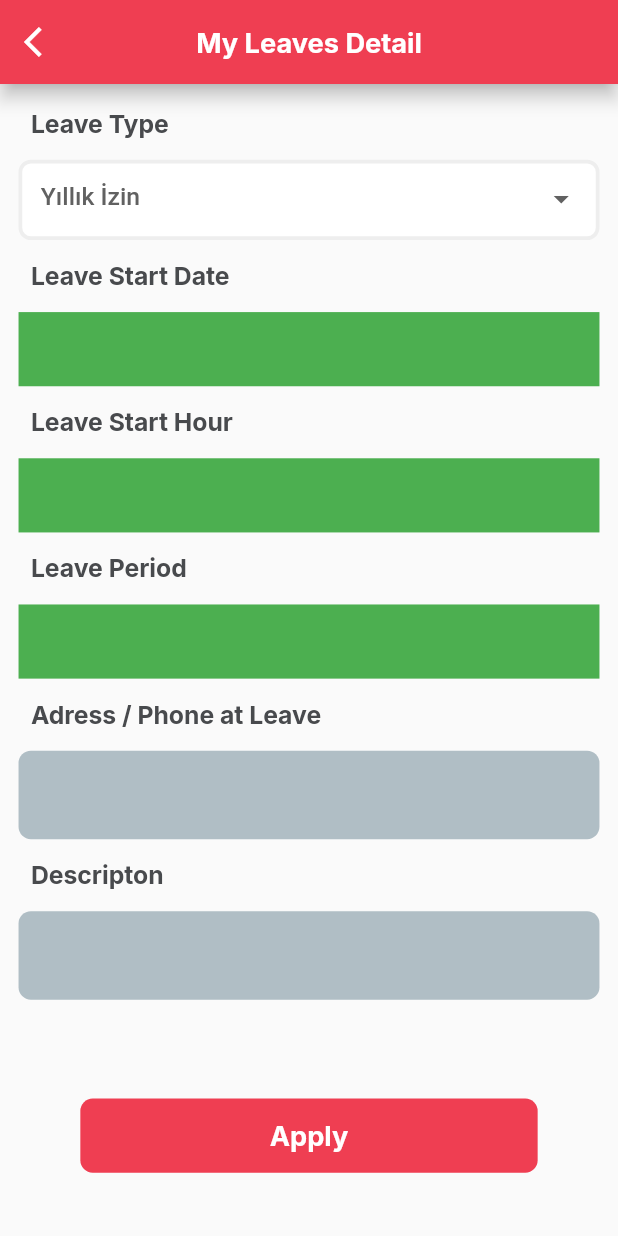
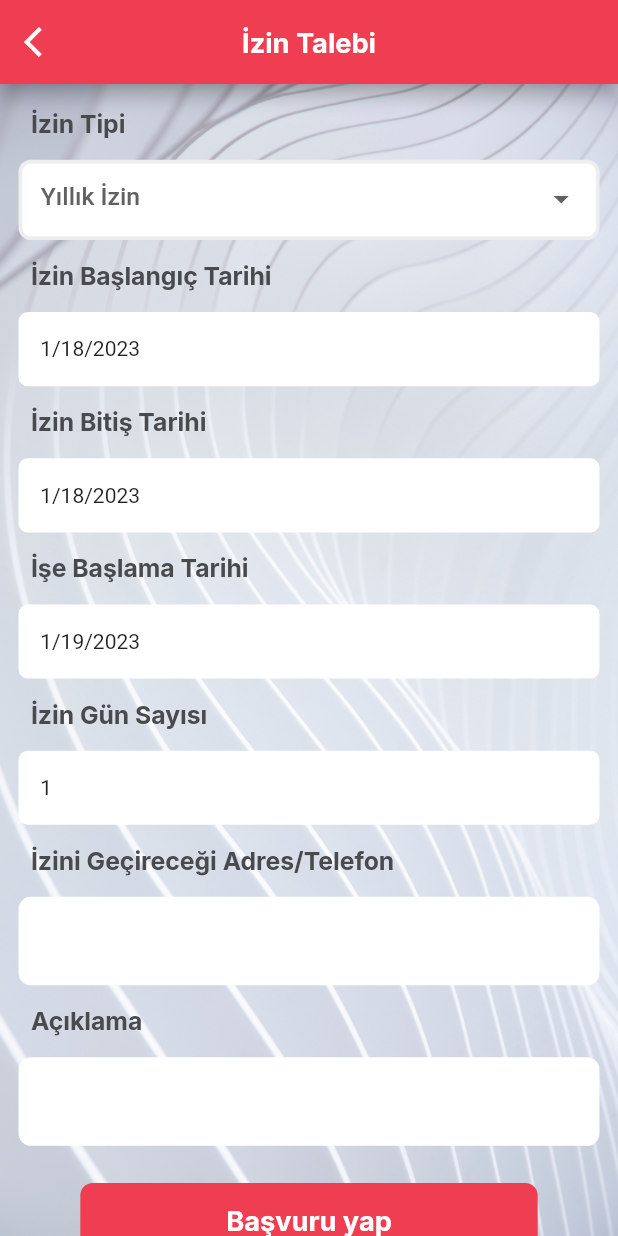
Before and after one commit to TarkanKara/Sun_IK_App, a Flutter app: the MyLeavesDetailView screen opened by its route, on a phone screen of 412 x 824 dp. Run offline on Flutter 3.47's test engine with Material 2 defaults, Android fonts, the phone set to English and light mode, and no system bars; our stand-ins replace flutter_heatmap_calendar, get, get_storage, google_fonts, responsive_sizer, share_plus; missing offline and left inert: open_file_plus, syncfusion_flutter_pdfviewer; accounts and stored records are empty; network calls fail.

Commit message:
develop || UI and leavesdetails page updated

```diff
--- a/lib/app/modules/login_page/login_controller.dart
+++ b/lib/app/modules/login_page/login_controller.dart
@@ -25,7 +25,7 @@ class LoginController extends GetxController {
   LoginModel loginModel = LoginModel();
 
   //
-  RxString dropdownvalue = "Select Company".obs;
+  RxString dropdownvalue = "Şirket Seçiniz".obs;
   RxBool isPasswordHidden = true.obs;
   RxString password = "".obs;
   RxBool switchControl = false.obs;
@@ -39,7 +39,7 @@ class LoginController extends GetxController {
   }
 
   RxList<String> company = [
-    "Select Company",
+    "Şirket Seçinizy",
     "Sun",
   ].obs;
 
@@ -87,6 +87,6 @@ class LoginController extends GetxController {
   closedTextField() {
     user.clear();
     passwordu.clear();
-    print("Login user ve password TextFiel Temizlendi");
+    print("Login user ve password TextField Temizlendi");
   }
 }
--- a/lib/app/modules/my_approve_detail_page/my_approve_detail_view.dart
+++ b/lib/app/modules/my_approve_detail_page/my_approve_detail_view.dart
@@ -23,7 +23,7 @@ class MyApproveDetailView extends GetView<MyApproveDetailController> {
           icon: const Icon(Icons.arrow_back_ios, color: Colors.white),
         ),
         title: Text(
-          'My Approve Detail',
+          'Onaylarım Detayları',
           style: GoogleFonts.inter(
               color: Colors.white,
               fontSize: 2.2.h,
@@ -85,7 +85,7 @@ class MyApproveDetailView extends GetView<MyApproveDetailController> {
                                     crossAxisAlignment:
                                         CrossAxisAlignment.start,
                                     children: [
-                                      Text("Permission Request", //tur,
+                                      Text("İzin Talebi", //tur,
                                           style: GoogleFonts.inter(
                                               color: Const.ACIKLAMATEXTCOLOR,
                                               fontSize: 1.8.h,
@@ -229,7 +229,7 @@ class MyApproveDetailView extends GetView<MyApproveDetailController> {
                                     child: SizedBox(
                                       width: 45.w,
                                       child: Text(
-                                        'Company',
+                                        'Şirket',
                                         maxLines: 2,
                                         overflow: TextOverflow.ellipsis,
                                         style: GoogleFonts.inter(
@@ -267,7 +267,7 @@ class MyApproveDetailView extends GetView<MyApproveDetailController> {
                                     child: SizedBox(
                                       width: 45.w,
                                       child: Text(
-                                        'Employee Name Last Name',
+                                        'Çalışan Soyadı',
                                         maxLines: 2,
                                         overflow: TextOverflow.ellipsis,
                                         style: GoogleFonts.inter(
@@ -355,7 +355,6 @@ class MyApproveDetailView extends GetView<MyApproveDetailController> {
                                 ),
                               ),
                               Row(
-                                //4
                                 mainAxisAlignment:
                                     MainAxisAlignment.spaceBetween,
                                 crossAxisAlignment: CrossAxisAlignment.start,
@@ -364,7 +363,7 @@ class MyApproveDetailView extends GetView<MyApproveDetailController> {
                                     child: SizedBox(
                                       width: 55.w,
                                       child: Text(
-                                        'Permission Type',
+                                        'İzin Tipi',
                                         maxLines: 2,
                                         overflow: TextOverflow.ellipsis,
                                         style: GoogleFonts.inter(
--- a/lib/app/modules/my_leaves_detail/my_leaves_detail_view.dart
+++ b/lib/app/modules/my_leaves_detail/my_leaves_detail_view.dart
@@ -2,11 +2,13 @@
 
 import 'package:flutter/material.dart';
 import 'package:get/get.dart';
+import 'package:get_storage/get_storage.dart';
 import 'package:google_fonts/google_fonts.dart';
 import 'package:responsive_sizer/responsive_sizer.dart';
 import 'package:sun_ik_app/app/modules/my_leaves_detail/my_leaves_detail_controller.dart';
 import 'package:sun_ik_app/app/widgets/my_leaves_details_widgets.dart';
 import 'package:sun_ik_app/utils/const.dart';
+import '../../../utils/date_convert.dart';
 
 class MyLeavesDetailView extends GetView<MyLeavesDetailController> {
   const MyLeavesDetailView({super.key});
@@ -25,7 +27,7 @@ class MyLeavesDetailView extends GetView<MyLeavesDetailController> {
           icon: const Icon(Icons.arrow_back_ios, color: Colors.white),
         ),
         title: Text(
-          'My Leaves Detail',
+          'İzin Talebi',
           style: GoogleFonts.inter(
               color: Colors.white,
               fontSize: 2.2.h,
@@ -33,17 +35,23 @@ class MyLeavesDetailView extends GetView<MyLeavesDetailController> {
         ),
       ),
       body: SingleChildScrollView(
+        child: Container(
+          width: 100.w,
+          decoration: BoxDecoration(
+              image: DecorationImage(
+                  image: AssetImage("assets/images/login/login_background.jpg"),
+                  fit: BoxFit.cover)),
           child: Padding(
               padding: EdgeInsets.only(left: 3.w, right: 3.w, top: 1.h),
-          child: Expanded(
-            child: Column(
+              child: Obx(
+                () => Column(
                   mainAxisAlignment: MainAxisAlignment.start,
                   crossAxisAlignment: CrossAxisAlignment.start,
                   children: [
                     Padding(
                       padding: EdgeInsets.only(left: 2.w, top: 1.h),
                       child: Text(
-                    "Leave Type",
+                        "İzin Tipi",
                         style: GoogleFonts.inter(
                             color: Const.BASLIKTEXTCOLOR,
                             fontWeight: FontWeight.w700,
@@ -54,7 +62,88 @@ class MyLeavesDetailView extends GetView<MyLeavesDetailController> {
                     Padding(
                       padding: EdgeInsets.only(left: 2.w),
                       child: Text(
-                    "Leave Start Date",
+                        "İzin Başlangıç Tarihi",
+                        style: GoogleFonts.inter(
+                            color: Const.BASLIKTEXTCOLOR,
+                            fontWeight: FontWeight.w700,
+                            fontSize: 2.h),
+                      ),
+                    ),
+                    GestureDetector(
+                      onTap: () {
+                        controller.showDatePickerr1();
+                      },
+                      child: Container(
+                        height: 6.h,
+                        width: 100.w,
+                        margin: EdgeInsets.symmetric(vertical: 1.7.h),
+                        decoration: BoxDecoration(
+                            color: Color(0xffFFFFFF),
+                            borderRadius: BorderRadius.circular(1.5.w)),
+                        child: Padding(
+                          padding: EdgeInsets.only(left: 3.5.w, top: 2.h),
+                          child: Text(
+                            "${DateTimeConverTo.compareToDateYMD(controller.selectedDate.toString())}",
+                          ),
+                        ),
+                      ),
+                    ),
+                    Padding(
+                      padding: EdgeInsets.only(left: 2.w),
+                      child: Text(
+                        "İzin Bitiş Tarihi",
+                        style: GoogleFonts.inter(
+                            color: Const.BASLIKTEXTCOLOR,
+                            fontWeight: FontWeight.w700,
+                            fontSize: 2.h),
+                      ),
+                    ),
+                    GestureDetector(
+                      onTap: () {
+                        controller.showDatePickerr2();
+                      },
+                      child: Container(
+                        height: 6.h,
+                        width: 100.w,
+                        margin: EdgeInsets.symmetric(vertical: 1.7.h),
+                        decoration: BoxDecoration(
+                            color: Color(0xffFFFFFF),
+                            borderRadius: BorderRadius.circular(1.5.w)),
+                        child: Padding(
+                          padding: EdgeInsets.only(left: 3.5.w, top: 2.h),
+                          child: Text(DateTimeConverTo.compareToDateYMD(
+                              controller.selectedDate2.toString())),
+                        ),
+                      ),
+                    ),
+                    Padding(
+                      padding: EdgeInsets.only(left: 2.w),
+                      child: Text(
+                        "İşe Başlama Tarihi",
+                        style: GoogleFonts.inter(
+                            color: Const.BASLIKTEXTCOLOR,
+                            fontWeight: FontWeight.w700,
+                            fontSize: 2.h),
+                      ),
+                    ),
+                    Container(
+                      //+ 1 gün
+                      height: 6.h,
+                      width: 100.w,
+                      margin: EdgeInsets.symmetric(vertical: 1.7.h),
+                      decoration: BoxDecoration(
+                          color: Color(0xffFFFFFF),
+                          borderRadius: BorderRadius.circular(1.5.w)),
+                      child: Padding(
+                        padding: EdgeInsets.only(left: 3.5.w, top: 2.h),
+                        child: Text(DateTimeConverTo.compareToDateYMD(
+                            controller.adding().toString())),
+                      ),
+                    ),
+                    Padding(
+                      padding: EdgeInsets.only(left: 2.w),
+                      child: Text(
+                        "İzin Gün Sayısı",
                         style: GoogleFonts.inter(
                             color: Const.BASLIKTEXTCOLOR,
                             fontWeight: FontWeight.w700,
@@ -65,44 +154,18 @@ class MyLeavesDetailView extends GetView<MyLeavesDetailController> {
                       height: 6.h,
                       width: 100.w,
                       margin: EdgeInsets.symmetric(vertical: 1.7.h),
-                  color: Colors.green,
+                      decoration: BoxDecoration(
+                          color: Color(0xffFFFFFF),
+                          borderRadius: BorderRadius.circular(1.5.w)),
+                      child: Padding(
+                        padding: EdgeInsets.only(left: 3.5.w, top: 2.h),
+                        child: Text(controller.day().toString()),
+                      ),
                     ),
                     Padding(
                       padding: EdgeInsets.only(left: 2.w),
                       child: Text(
-                    "Leave Start Hour",
-                    style: GoogleFonts.inter(
-                        color: Const.BASLIKTEXTCOLOR,
-                        fontWeight: FontWeight.w700,
-                        fontSize: 2.h),
-                  ),
-                ),
-                Container(
-                  height: 6.h,
-                  width: 100.w,
-                  margin: EdgeInsets.symmetric(vertical: 1.7.h),
-                  color: Colors.green,
-                ),
-                Padding(
-                  padding: EdgeInsets.only(left: 2.w),
-                  child: Text(
-                    "Leave Period",
-                    style: GoogleFonts.inter(
-                        color: Const.BASLIKTEXTCOLOR,
-                        fontWeight: FontWeight.w700,
-                        fontSize: 2.h),
-                  ),
-                ),
-                Container(
-                  height: 6.h,
-                  width: 100.w,
-                  margin: EdgeInsets.symmetric(vertical: 1.7.h),
-                  color: Colors.green,
-                ),
-                Padding(
-                  padding: EdgeInsets.only(left: 2.w),
-                  child: Text(
-                    "Adress / Phone at Leave",
+                        "İzini Geçireceği Adres/Telefon",
                         style: GoogleFonts.inter(
                             color: Const.BASLIKTEXTCOLOR,
                             fontWeight: FontWeight.w700,
@@ -114,9 +177,9 @@ class MyLeavesDetailView extends GetView<MyLeavesDetailController> {
                       child: const TextFormFieldLeavesWidget(),
                     ),
                     Padding(
-                  padding: EdgeInsets.only(left: 2.w,top: 1.7.h),
+                      padding: EdgeInsets.only(left: 2.w, top: 1.7.h),
                       child: Text(
-                    "Descripton",
+                        "Açıklama",
                         style: GoogleFonts.inter(
                             color: Const.BASLIKTEXTCOLOR,
                             fontWeight: FontWeight.w700,
@@ -128,18 +191,20 @@ class MyLeavesDetailView extends GetView<MyLeavesDetailController> {
                       child: const TextFormFieldLeavesWidget(),
                     ),
                     GestureDetector(
-                  onTap: () {},
+                      onTap: () {
+                        Get.back();
+                      },
                       child: Container(
                         height: 6.h,
                         width: 100.w,
-                    margin:
-                        EdgeInsets.only(top: 8.h, left: 10.w,right: 10.w),
+                        margin: EdgeInsets.only(
+                            top: 3.h, left: 10.w, right: 10.w, bottom: 2.h),
                         decoration: BoxDecoration(
                             borderRadius: BorderRadius.circular(2.w),
                             color: const Color(0xffEF3E52)),
                         child: Center(
                             child: Text(
-                      "Apply",
+                          "Başvuru yap",
                           style: GoogleFonts.inter(
                               color: Colors.white,
                               fontSize: 2.2.h,
@@ -149,7 +214,7 @@ class MyLeavesDetailView extends GetView<MyLeavesDetailController> {
                     ),
                   ],
                 ),
-          ),
+              )),
         ),
       ),
     );
--- a/lib/app/modules/my_payrolls_page/my_payrolls_view.dart
+++ b/lib/app/modules/my_payrolls_page/my_payrolls_view.dart
@@ -42,7 +42,7 @@ class MyPayrollsView extends GetView<MyPayrollsController> {
             icon: const Icon(Icons.date_range_outlined),
           ),
         ],
-        title: const Text("MY PAYROLL"),
+        title: const Text("Bodrolarım"),
       ),
       body: Stack(
         children: [
--- a/lib/app/widgets/my_leaves_details_widgets.dart
+++ b/lib/app/widgets/my_leaves_details_widgets.dart
@@ -61,7 +61,7 @@ class TextFormFieldLeavesWidget extends StatelessWidget {
       decoration: InputDecoration(
           border: InputBorder.none,
           filled: true,
-          fillColor: const Color(0xffB0BEC5),
+          fillColor:  const Color(0xffFFFFFF),
           enabledBorder: OutlineInputBorder(
               borderSide: const BorderSide(width: 0, color: Colors.transparent),
               borderRadius: BorderRadius.circular(2.w)),
```
Also changed, not shown: lib/app/modules/manager_search_page/manager_search_view.dart (+4 -4 lines), lib/app/modules/my_leaves_detail/my_leaves_detail_controller.dart (+87 -0 lines). Lines whose indentation alone changed are shown as unchanged.
